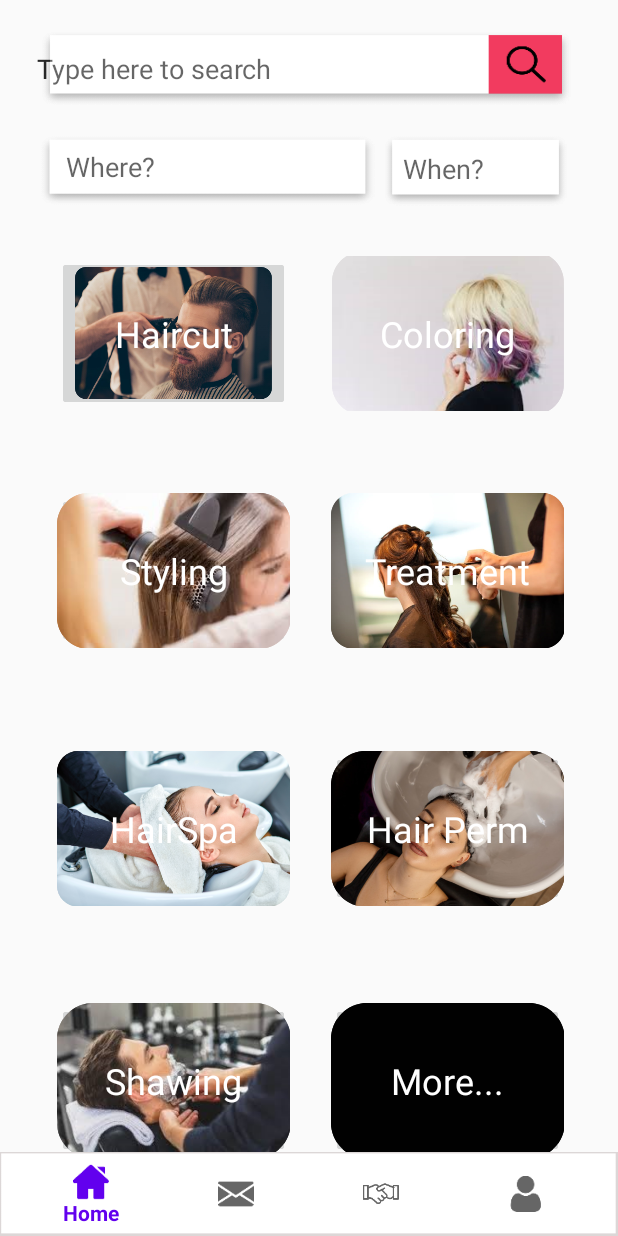
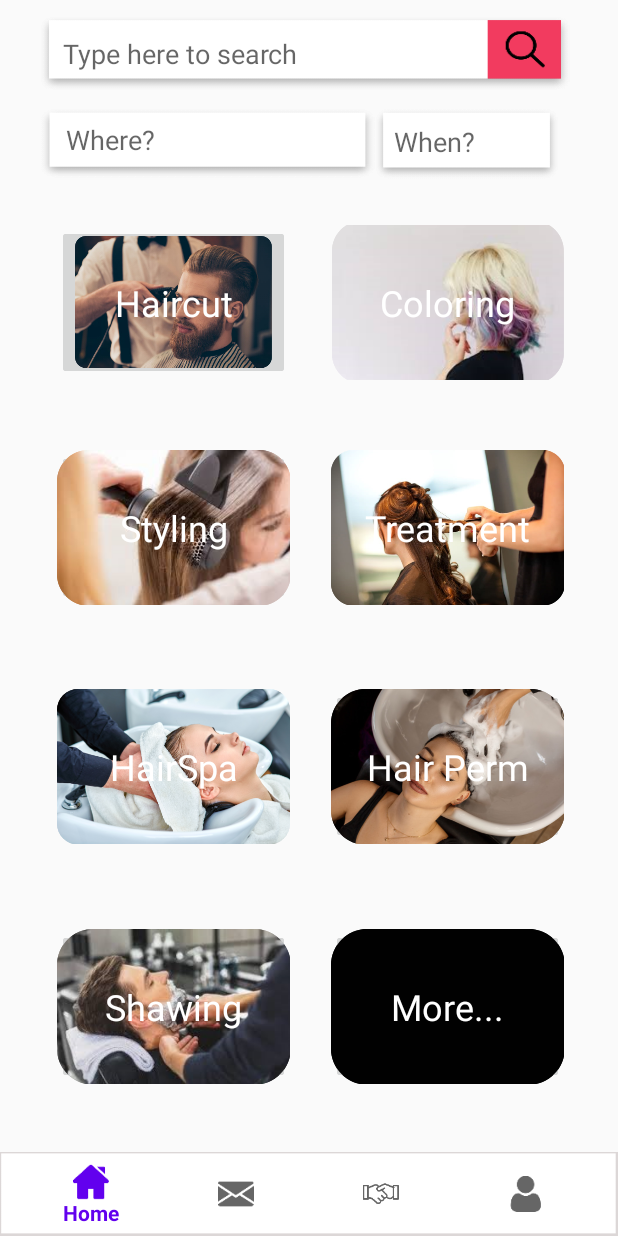
Before and after one commit to neijunxian/E-salon, an Android app: the screen it shows after launch once a user with an empty profile is signed in (DashboardActivity), on a phone screen of 412 x 824 dp. Run offline under Robolectric (Android 15) with nearby library versions, the phone set to English and light mode, and no system bars; our stand-ins replace Firebase (no records; nobody signed in at launch, a user with empty details on screens opened directly).

Commit message:
Commit by Jlich :))))) august 25 second;)

```diff
--- a/app/src/main/java/com/example/assigment/DashboardActivity.java
+++ b/app/src/main/java/com/example/assigment/DashboardActivity.java
@@ -4,11 +4,8 @@ import androidx.annotation.NonNull;
 import androidx.appcompat.app.AppCompatActivity;
 import androidx.fragment.app.Fragment;
 
-import android.content.Intent;
 import android.os.Bundle;
 import android.view.MenuItem;
-import android.view.View;
-import android.widget.Button;
 
 import com.google.android.material.bottomnavigation.BottomNavigationView;
 
@@ -42,7 +39,7 @@ public class DashboardActivity extends AppCompatActivity {
                             break;
 
                         case R.id.action_Mailbox:
-                            selectedFragment = new Fragment_message();
+                            selectedFragment = new Fragment_message123();
                             break;
 
                         case R.id.action_deal:
--- a/app/src/main/java/com/example/assigment/Fragment_Profile.java
+++ b/app/src/main/java/com/example/assigment/Fragment_Profile.java
@@ -66,7 +66,7 @@ public class Fragment_Profile extends Fragment implements View.OnClickListener {
                     if (user.getImageURL().equals("default")) {
                         profile_image.setImageResource(R.mipmap.ic_launcher);
                     } else {
-                        Glide.with(getContext()).load(user.getImageURL()).into(profile_image);
+                        Glide.with(getActivity().getApplicationContext()).load(user.getImageURL()).into(profile_image);
                     }
                 }
 
--- /dev/null
+++ b/app/src/main/java/com/example/assigment/MessageAdapter.java
@@ -0,0 +1 @@
+package com.example.assigment;
--- a/app/src/main/res/layout/activity_dashboard.xml
+++ b/app/src/main/res/layout/activity_dashboard.xml
@@ -27,5 +27,6 @@
         app:layout_constraintHorizontal_bias="0.0"
         app:layout_constraintStart_toStartOf="parent"
         app:layout_constraintTop_toTopOf="parent"
+        app:layout_constraintVertical_bias="0.0"
         app:navGraph="@navigation/my_nav" />
 </androidx.constraintlayout.widget.ConstraintLayout>
--- a/app/src/main/res/layout/fragment_dashboard.xml
+++ b/app/src/main/res/layout/fragment_dashboard.xml
@@ -16,13 +16,13 @@
         android:ems="10"
         android:hint="Type here to search"
         android:inputType="textPersonName"
-        android:paddingRight="185dp"
+        android:paddingLeft="18dp"
         app:layout_constraintBottom_toBottomOf="parent"
         app:layout_constraintEnd_toEndOf="parent"
-        app:layout_constraintHorizontal_bias="0.466"
+        app:layout_constraintHorizontal_bias="0.461"
         app:layout_constraintStart_toStartOf="parent"
         app:layout_constraintTop_toTopOf="parent"
-        app:layout_constraintVertical_bias="0.023" />
+        app:layout_constraintVertical_bias="0.01" />
 
     <EditText
         android:id="@+id/editTextTextPersonName2"
@@ -39,7 +39,7 @@
         app:layout_constraintHorizontal_bias="0.131"
         app:layout_constraintStart_toStartOf="parent"
         app:layout_constraintTop_toTopOf="parent"
-        app:layout_constraintVertical_bias="0.114" />
+        app:layout_constraintVertical_bias="0.091" />
 
     <EditText
         android:id="@+id/editTextTextPersonName3"
@@ -52,10 +52,10 @@
         android:padding="15dp"
         app:layout_constraintBottom_toBottomOf="parent"
         app:layout_constraintEnd_toEndOf="parent"
-        app:layout_constraintHorizontal_bias="0.893"
+        app:layout_constraintHorizontal_bias="0.872"
         app:layout_constraintStart_toStartOf="parent"
         app:layout_constraintTop_toTopOf="parent"
-        app:layout_constraintVertical_bias="0.114" />
+        app:layout_constraintVertical_bias="0.091" />
 
     <ImageButton
         android:id="@+id/Coloring"
@@ -67,7 +67,7 @@
         app:layout_constraintHorizontal_bias="0.859"
         app:layout_constraintStart_toStartOf="parent"
         app:layout_constraintTop_toTopOf="parent"
-        app:layout_constraintVertical_bias="0.237"
+        app:layout_constraintVertical_bias="0.208"
         app:srcCompat="@drawable/coloring" />
 
     <ImageButton
@@ -79,7 +79,7 @@
         app:layout_constraintHorizontal_bias="0.859"
         app:layout_constraintStart_toStartOf="parent"
         app:layout_constraintTop_toTopOf="parent"
-        app:layout_constraintVertical_bias="0.456"
+        app:layout_constraintVertical_bias="0.416"
         app:srcCompat="@drawable/styling" />
 
     <ImageButton
@@ -91,7 +91,7 @@
         app:layout_constraintHorizontal_bias="0.148"
         app:layout_constraintStart_toStartOf="parent"
         app:layout_constraintTop_toTopOf="parent"
-        app:layout_constraintVertical_bias="0.456"
+        app:layout_constraintVertical_bias="0.416"
         app:srcCompat="@drawable/hairdryer" />
 
     <ImageButton
@@ -103,7 +103,7 @@
         app:layout_constraintHorizontal_bias="0.148"
         app:layout_constraintStart_toStartOf="parent"
         app:layout_constraintTop_toTopOf="parent"
-        app:layout_constraintVertical_bias="0.695"
+        app:layout_constraintVertical_bias="0.637"
         app:srcCompat="@drawable/spa" />
 
     <ImageButton
@@ -115,7 +115,7 @@
         app:layout_constraintHorizontal_bias="0.859"
         app:layout_constraintStart_toStartOf="parent"
         app:layout_constraintTop_toTopOf="parent"
-        app:layout_constraintVertical_bias="0.695"
+        app:layout_constraintVertical_bias="0.637"
         app:srcCompat="@drawable/shampoo" />
 
     <ImageButton
@@ -127,7 +127,7 @@
         app:layout_constraintHorizontal_bias="0.148"
         app:layout_constraintStart_toStartOf="parent"
         app:layout_constraintTop_toTopOf="parent"
-        app:layout_constraintVertical_bias="0.928"
+        app:layout_constraintVertical_bias="0.859"
         app:srcCompat="@drawable/shawing" />
 
     <ImageButton
@@ -139,7 +139,7 @@
         app:layout_constraintHorizontal_bias="0.859"
         app:layout_constraintStart_toStartOf="parent"
         app:layout_constraintTop_toTopOf="parent"
-        app:layout_constraintVertical_bias="0.928"
+        app:layout_constraintVertical_bias="0.859"
         app:srcCompat="@drawable/black_btn" />
 
     <ImageButton
@@ -152,7 +152,7 @@
         app:layout_constraintHorizontal_bias="0.148"
         app:layout_constraintStart_toStartOf="parent"
         app:layout_constraintTop_toTopOf="parent"
-        app:layout_constraintVertical_bias="0.237"
+        app:layout_constraintVertical_bias="0.208"
         app:srcCompat="@drawable/haircut" />
 
     <Button
--- a/app/src/main/res/navigation/my_nav.xml
+++ b/app/src/main/res/navigation/my_nav.xml
@@ -55,7 +55,7 @@
         tools:layout="@layout/activity_edit_profile" />
     <fragment
         android:id="@+id/fragment_message"
-        android:name="com.example.assigment.Fragment_message"
+        android:name="com.example.assigment.Fragment_message123"
         android:label="fragment_message"
         tools:layout="@layout/fragment_message" >
         <action
--- a/build.gradle
+++ b/build.gradle
@@ -5,7 +5,7 @@ buildscript {
         jcenter()
     }
     dependencies {
-        classpath 'com.android.tools.build:gradle:4.0.0'
+        classpath 'com.android.tools.build:gradle:4.0.1'
         classpath 'com.google.gms:google-services:4.3.3'
 
         // NOTE: Do not place your application dependencies here; they belong
```
Also changed, not shown: app/src/main/java/com/example/assigment/Fragment_message.java (deleted, +0 -30 lines), app/src/main/java/com/example/assigment/Fragment_message123.java (added, +118 -0 lines), app/src/main/res/drawable/backgound_left.xml (added, +11 -0 lines), app/src/main/res/drawable/background_right.xml (added, +11 -0 lines), app/src/main/res/layout/chat_left.xml (added, +23 -0 lines), app/src/main/res/layout/chat_right.xml (added, +32 -0 lines), app/src/main/res/layout/fragment_message.xml (+42 -76 lines), app/src/main/res/drawable-hdpi/rect_chatbox.png, app/src/main/res/drawable-ldpi/rect_chatbox.png, app/src/main/res/drawable-mdpi/rect_chatbox.png, app/src/main/res/drawable-xhdpi/rect_chatbox.png, app/src/main/res/drawable-xxhdpi/rect_chatbox.png, app/src/main/res/drawable-xxxhdpi/rect_chatbox.png.
